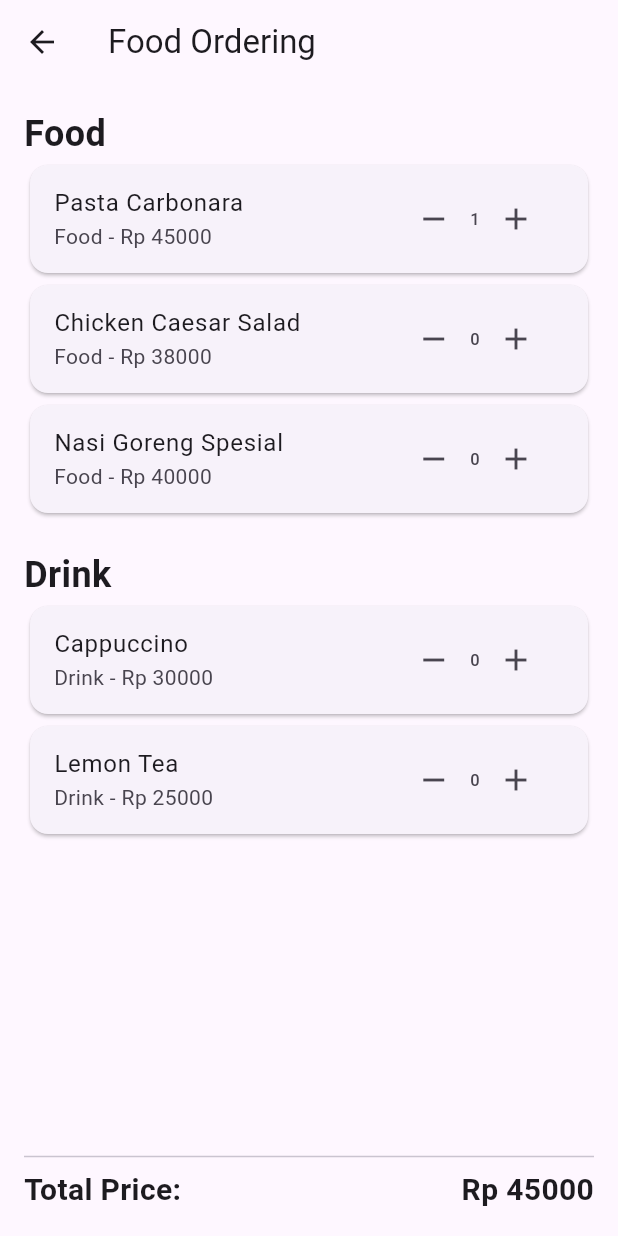
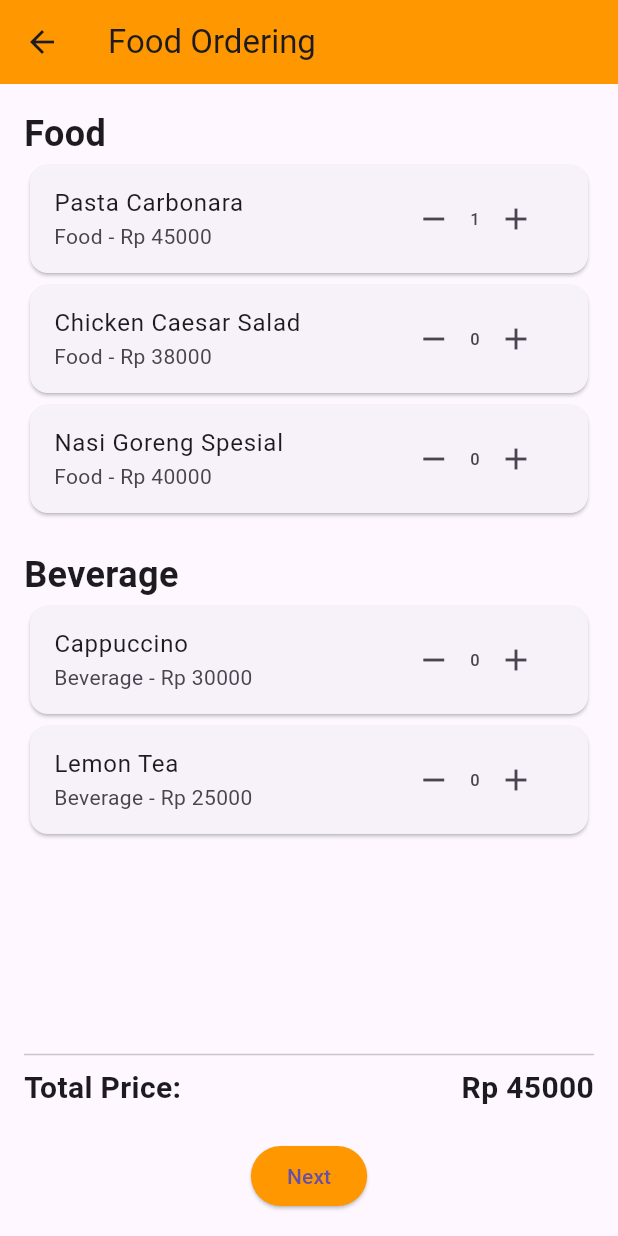
Before and after one commit to lemonaddict/restaurant-tracker, a Flutter app: the MenuPage screen opened by its route, after a tap on the "add" icon, on a phone screen of 412 x 824 dp. Run offline on Flutter 3.47's test engine with Material 3 defaults, Android fonts, the phone set to English and light mode, and no system bars; our stand-ins replace shared_preferences; accounts and stored records are empty.

```diff
--- a/frontend/restrack/lib/main.dart
+++ b/frontend/restrack/lib/main.dart
@@ -38,9 +38,9 @@ class MyApp extends StatelessWidget {
         '/profile': (context) => ProfilePage(authService: authService),
         // '/editProfile': (context) => EditProfilePage(),
         '/chooseDate': (context) => ChooseDatePage(authService: authService),
-        '/chooseTable': (context) => ChooseTablePage(authService: authService),
-        '/meetOurTeam': (context) => const MeetOurTeamPage(),
-        '/menu': (context) => MenuPage(),
+        '/chooseTable': (context) => ChooseTablePage(authService: authService, date: '', time: ''),
+        '/meetOurTeam': (context) => const TeamPage(),
+        '/menu': (context) => MenuPage(authService: authService, date: '', time: '', tableNumber: '',),
         '/home': (context) => HomePage(authService: authService),
       },
       // Tambahkan fallback jika rute tidak ditemukan
--- a/frontend/restrack/lib/pages/landing_page.dart
+++ b/frontend/restrack/lib/pages/landing_page.dart
@@ -12,9 +12,9 @@ class LandingPage extends StatelessWidget {
   Widget build(BuildContext context) {
     return Scaffold(
       body: Container(
-        decoration: BoxDecoration(
+        decoration: const BoxDecoration(
           image: DecorationImage(
-            image: AssetImage('assets/restaurant.jpg'), // Make sure to add this image
+            image: AssetImage('assets/resto.jpg'), // Make sure to add this image
             fit: BoxFit.cover,
           ),
         ),
@@ -63,7 +63,7 @@ class LandingPage extends StatelessWidget {
                       );
                     },
                     style: ElevatedButton.styleFrom(
-                      backgroundColor: Colors.blue,
+                      backgroundColor: Colors.orange.shade300,
                       minimumSize: Size(double.infinity, 50),
                       shape: RoundedRectangleBorder(
                         borderRadius: BorderRadius.circular(10),
--- a/frontend/restrack/lib/pages/login_page.dart
+++ b/frontend/restrack/lib/pages/login_page.dart
@@ -89,7 +89,7 @@ class _LoginPageState extends State<LoginPage> {
                   }
                 },
                 style: ElevatedButton.styleFrom(
-                  backgroundColor: Colors.blue,
+                  backgroundColor: Colors.orange,
                   minimumSize: Size(double.infinity, 50),
                   shape: RoundedRectangleBorder(
                     borderRadius: BorderRadius.circular(10),
--- a/frontend/restrack/lib/pages/menu_page.dart
+++ b/frontend/restrack/lib/pages/menu_page.dart
@@ -1,30 +1,56 @@
 import 'package:flutter/material.dart';
+import 'package:restrack/services/auth_service.dart';
+import 'reservation_page.dart';
+import 'package:restrack/services/menu_service.dart';
 
 class MenuPage extends StatefulWidget {
+  final AuthService authService;
+  final String date;
+  final String time;
+  final String tableNumber;
+
+  const MenuPage({
+    super.key,
+    required this.authService,
+    required this.date,
+    required this.time,
+    required this.tableNumber,
+  });
+
   @override
   _MenuPageState createState() => _MenuPageState();
 }
 
 class _MenuPageState extends State<MenuPage> {
+  final MenuService menuService = MenuService();
   final List<Map<String, dynamic>> menuItems = [
     {'name': 'Pasta Carbonara', 'category': 'Food', 'price': 45000, 'quantity': 0},
     {'name': 'Chicken Caesar Salad', 'category': 'Food', 'price': 38000, 'quantity': 0},
     {'name': 'Nasi Goreng Spesial', 'category': 'Food', 'price': 40000, 'quantity': 0},
-    {'name': 'Cappuccino', 'category': 'Drink', 'price': 30000, 'quantity': 0},
-    {'name': 'Lemon Tea', 'category': 'Drink', 'price': 25000, 'quantity': 0},
+    {'name': 'Cappuccino', 'category': 'Beverage', 'price': 30000, 'quantity': 0},
+    {'name': 'Lemon Tea', 'category': 'Beverage', 'price': 25000, 'quantity': 0},
   ];
+  List<Map<String, dynamic>> orderedItems = [];
 
-  int calculateTotalPrice() {
-    return menuItems.fold(0, (total, item) {
-      final price = item['price'] ?? 0;
-      final quantity = item['quantity'] ?? 0;
-      return total = ( price * quantity + total);
-    });
-  }
+  // void initState() {
+  //   super.initState();
+  //   _loadMenus();
+  // }
+
+  // Future<void> _loadMenus() async {
+  //   try {
+  //     final fetchedMenus = await menuService.getMenus();
+  //     setState(() {
+  //       menuItems = fetchedMenus;
+  //     });
+  //   } catch (e) {
+  //     print('Failed to load menus: $e');
+  //   }
+  // }
 
   void incrementQuantity(int index) {
     setState(() {
-      menuItems[index]['quantity']++;
+      menuItems[index]['quantity'] = (menuItems[index]['quantity'] ?? 0) + 1;
     });
   }
 
@@ -36,15 +62,23 @@ class _MenuPageState extends State<MenuPage> {
     });
   }
 
+  int calculateTotalPrice() {
+    return menuItems.fold(0, (total, item) {
+      final int price = item['price'] ?? 0;
+      final int quantity = item['quantity'] ?? 0;
+      return total + (price * quantity);
+    });
+  }
+
   @override
   Widget build(BuildContext context) {
-    // Filter item berdasarkan kategori
     final foodItems = menuItems.where((item) => item['category'] == 'Food').toList();
-    final drinkItems = menuItems.where((item) => item['category'] == 'Drink').toList();
+    final drinkItems = menuItems.where((item) => item['category'] == 'Beverage').toList();
 
     return Scaffold(
       appBar: AppBar(
         title: const Text('Food Ordering'),
+        backgroundColor: Colors.orange,
       ),
       body: Padding(
         padding: const EdgeInsets.all(16.0),
@@ -53,7 +87,6 @@ class _MenuPageState extends State<MenuPage> {
             Expanded(
               child: ListView(
                 children: [
-                  // Bagian Food
                   const Text(
                     'Food',
                     style: TextStyle(fontSize: 24, fontWeight: FontWeight.bold),
@@ -82,10 +115,8 @@ class _MenuPageState extends State<MenuPage> {
                     );
                   }).toList(),
                   const SizedBox(height: 20),
-
-                  // Bagian Drink
                   const Text(
-                    'Drink',
+                    'Beverage',
                     style: TextStyle(fontSize: 24, fontWeight: FontWeight.bold),
                   ),
                   ...drinkItems.map((item) {
@@ -128,14 +159,39 @@ class _MenuPageState extends State<MenuPage> {
                 ),
               ],
             ),
+            const SizedBox(height: 20),
+            ElevatedButton(
+              onPressed: () {
+                orderedItems = menuItems
+                    .where((item) => item['quantity'] > 0)
+                    .map((item) => {
+                          'menu': item['name'],
+                          'qty': item['quantity'],
+                          'totalPrice': item['price'] * item['quantity'],
+                        })
+                    .toList();
+
+                Navigator.push(
+                  context,
+                  MaterialPageRoute(
+                    builder: (context) => ReservationPage(
+                      orderedItems: orderedItems,
+                      totalCost: calculateTotalPrice().toDouble(),
+                      day: widget.date,
+                      date: widget.date,
+                      tableNumber: widget.tableNumber,
+                    ),
+                  ),
+                );
+              },
+              style: ElevatedButton.styleFrom(
+                backgroundColor: Colors.orange,
+              ),
+              child: const Text('Next'),
+            ),
           ],
         ),
       ),
     );
   }
 }
-
-void main() => runApp(MaterialApp(
-      debugShowCheckedModeBanner: false,
-      home: MenuPage(),
-    ));
```
Also changed, not shown: frontend/restrack/lib/pages/choose_date_page.dart (+56 -30 lines), frontend/restrack/lib/pages/choose_table_page.dart (+48 -6 lines), frontend/restrack/lib/pages/home_page.dart (+14 -0 lines), frontend/restrack/lib/pages/reservation_page.dart (+26 -11 lines), frontend/restrack/lib/pages/team_page.dart (+14 -14 lines), frontend/restrack/lib/services/menu_service.dart (added, +15 -0 lines), frontend/restrack/lib/services/reservation_service.dart (+10 -67 lines), frontend/restrack/pubspec.yaml (+5 -2 lines), assets/restaurant.jpeg (deleted), frontend/restrack/assets/Foto-adri.jpg (added), frontend/restrack/assets/Foto-budi.jpg (added), frontend/restrack/assets/Foto-rafie.jpg (added), frontend/restrack/assets/Foto-stephen.jpg (added), frontend/restrack/assets/resto.jpg (added), 2 other files.
